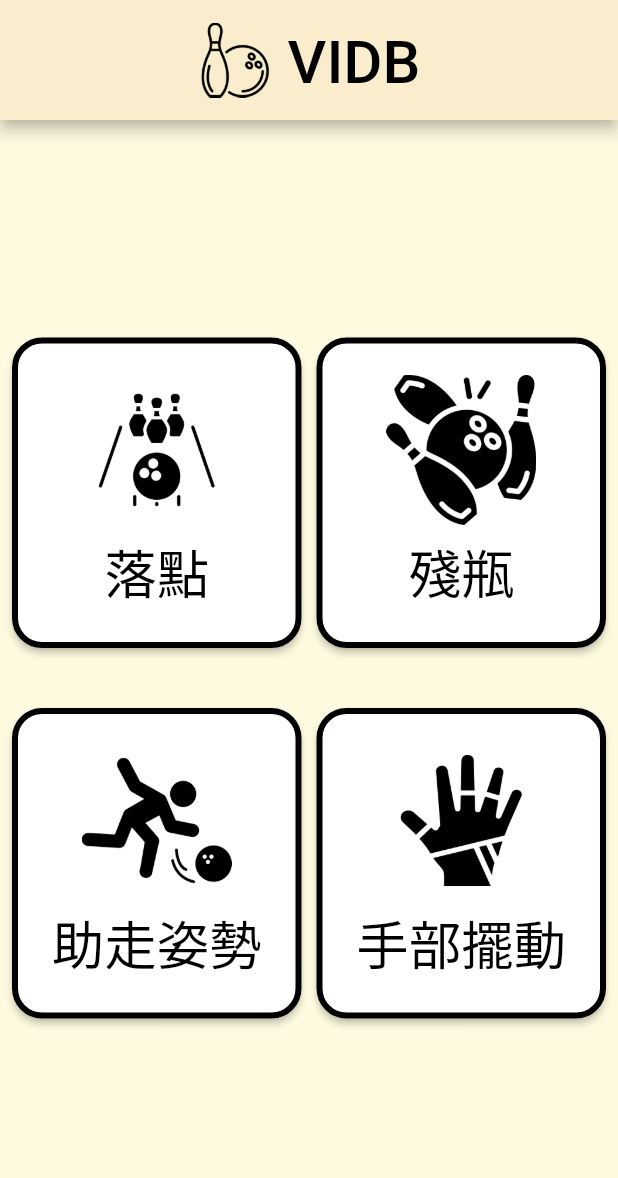
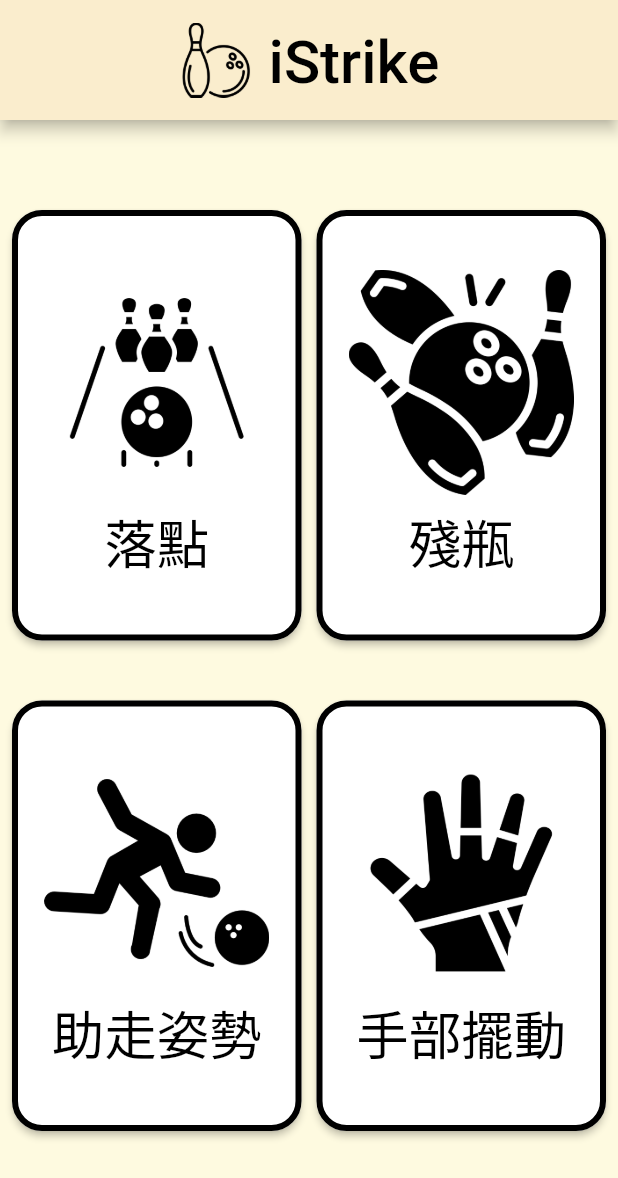
Before and after one commit to niaotaojiao/VIDB, a Flutter app: the screen it shows after launch, on a phone screen of 412 x 824 dp. Shown: the top 1178 px of the screen. Run offline on Flutter 3.47's test engine with Material 2 defaults, Android fonts, the phone set to English and light mode, and no system bars; our stand-ins replace cloud_firestore, firebase_core, flutter_tts; accounts and stored records are empty.

Commit message:
Update
09/23

```diff
--- a/lib/components/button.dart
+++ b/lib/components/button.dart
@@ -11,9 +11,7 @@ class Button extends StatelessWidget {
   @override
   Widget build(BuildContext context) {
     return Expanded(
-      child:  Semantics(
-        label: name,
-        child: ElevatedButton(
+      child:  ElevatedButton(
         onPressed: () {
           toSpeech(id);
         },
@@ -29,7 +27,7 @@ class Button extends StatelessWidget {
         ),
         child: Column(
           children: [
-              const SizedBox(height: 25),
+            const SizedBox(height: 40),
             imgPick(id),
             const SizedBox(height: 5),
             Text(
@@ -39,9 +37,8 @@ class Button extends StatelessWidget {
                 color: Colors.black,
               ),
             ),
-              const SizedBox(height: 25),
+            const SizedBox(height: 40),
           ],
-          ),
         ),
       )
     );
@@ -50,7 +47,7 @@ class Button extends StatelessWidget {
 
 
 Widget imgPick(int id) {
-  double size=100;
+  double size=150;
   switch(id){
     case 0:
       return Image.asset('assets/img/bowling.png',
--- a/lib/screen/home_screen.dart
+++ b/lib/screen/home_screen.dart
@@ -1,10 +1,19 @@
 import 'package:flutter/material.dart';
+import 'package:cloud_firestore/cloud_firestore.dart';
 
 import '../components/button.dart';
 import '../text_to_speech.dart';
 
-class HomeScreen extends StatelessWidget {
+class HomeScreen extends StatefulWidget {
   const HomeScreen({super.key});
+
+  @override
+  State<HomeScreen> createState() => _HomeScreenState();
+}
+
+class _HomeScreenState extends State<HomeScreen> {
+  final Stream<QuerySnapshot> documentStream = FirebaseFirestore.instance
+      .collection("iStrike").snapshots();
 
   @override
   Widget build(BuildContext context) {
@@ -19,11 +28,11 @@ class HomeScreen extends StatelessWidget {
           children: [
             Image.asset(
               'assets/img/bowlingAppbar.png',
-              height: 50,
-              width: 50,
+              height: 50.0,
+              width: 50.0,
             ),
             const SizedBox(width: 10),
-            const Text('VIDB',
+            const Text('iStrike',
                 style: TextStyle(color: Colors.black, fontSize: 40)
             ),
           ],
@@ -34,12 +43,12 @@ class HomeScreen extends StatelessWidget {
         toolbarHeight: 80,
         //elevation: 0,
       ),
-      body: const Padding(
+      body: Padding(
         padding: EdgeInsets.all(8.0),
         child: Column(
           mainAxisAlignment: MainAxisAlignment.center,
           children: <Widget>[
-            Row(
+            const Row(
               mainAxisAlignment: MainAxisAlignment.center,
               children: <Widget>[
                 Button(id:0, name: '落點'),
@@ -47,8 +56,8 @@ class HomeScreen extends StatelessWidget {
                 Button(id:1, name: '殘瓶'),
               ],
             ),
-            SizedBox(height: 40),
-            Row(
+            const SizedBox(height: 40),
+            const Row(
               mainAxisAlignment: MainAxisAlignment.center,
               children: <Widget>[
                 Button(id:2, name: '助走姿勢'),
@@ -56,6 +65,24 @@ class HomeScreen extends StatelessWidget {
                 Button(id:3, name: '手部擺動'),
               ],
             ),
+            const SizedBox(height: 10),
+            Row(
+              children: [
+                StreamBuilder<QuerySnapshot>(
+                  stream: documentStream,
+                  builder: (BuildContext context, AsyncSnapshot<QuerySnapshot> snapshot) {
+                    if (snapshot.hasError) {
+                      return const Text('Something went wrong');
+                    }
+                    if (snapshot.connectionState == ConnectionState.waiting) {
+                      return const Text("Loading");
+                    }
+                    toSpeech(-1);
+                    return Container();
+                  },
+                )
+              ],
+            )
           ],
         ),
       ),
--- a/pubspec.yaml
+++ b/pubspec.yaml
@@ -1,8 +1,11 @@
-name: test_project_flutter
+name: iStrike
 description: A new Flutter project.
 # The following line prevents the package from being accidentally published to
 # pub.dev using `flutter pub publish`. This is preferred for private packages.
 publish_to: 'none' # Remove this line if you wish to publish to pub.dev
+
+flutter_icons:
+  image_path: assets/img/bowlingAppbar.png
 
 # The following defines the version and build number for your application.
 # A version number is three numbers separated by dots, like 1.2.43
```
Also changed, not shown: lib/text_to_speech.dart (+70 -18 lines), pubspec.lock. Lines whose indentation alone changed are shown as unchanged.
